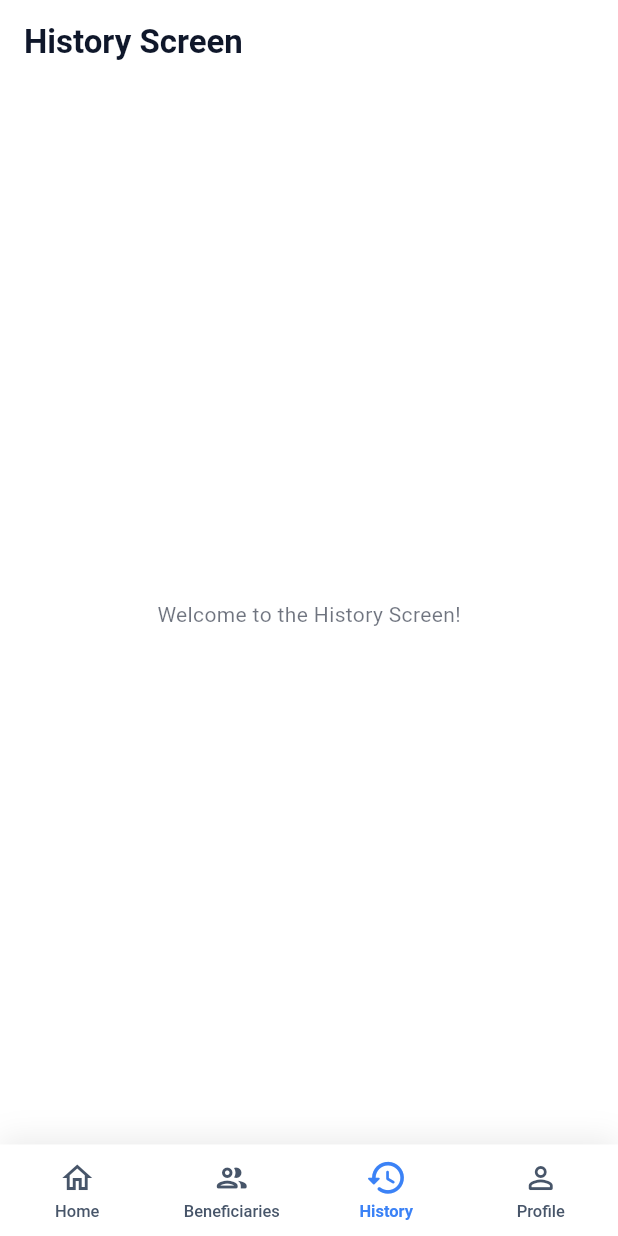
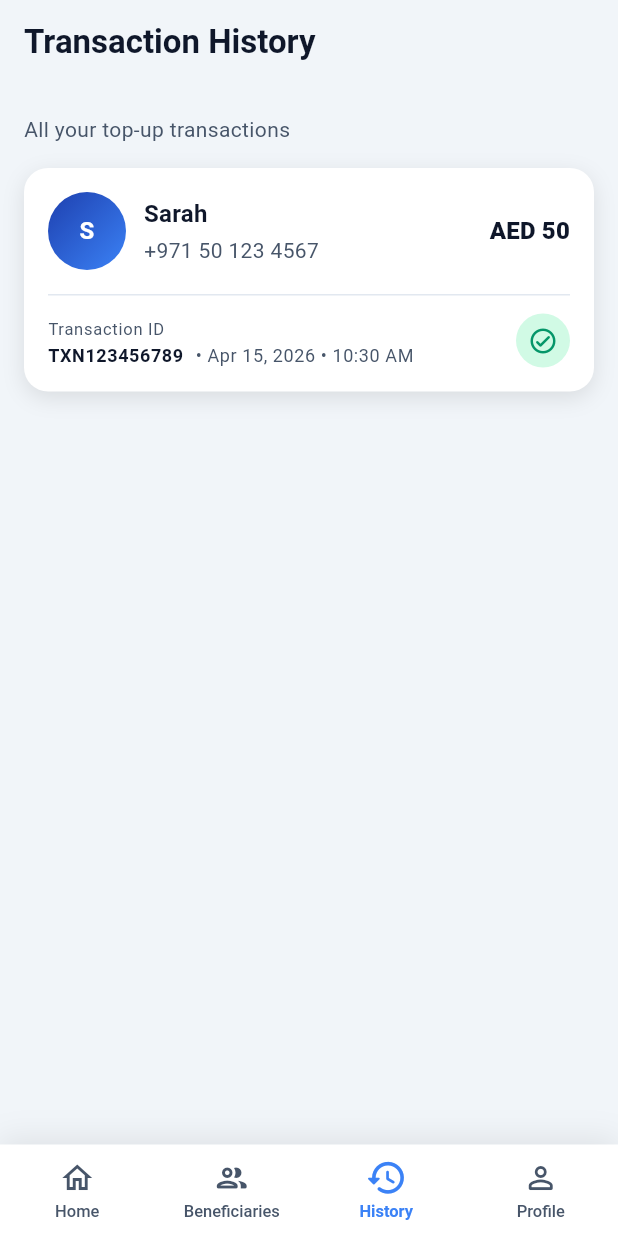
Before and after one commit to Naser-Sami/top_up_app, a Flutter app: the screen it shows after launch, item 3 of the bottom bar chosen, on a phone screen of 412 x 824 dp. Run offline on Flutter 3.47's test engine with Material 3 defaults, Android fonts, the phone set to English and light mode, and no system bars; our stand-ins replace dartz, equatable, flutter_bloc, get_it, go_router, hydrated_bloc.

Commit message:
feat: implement base container widget and update UI components

```diff
--- a/lib/core/utils/theme/dark_theme.dart
+++ b/lib/core/utils/theme/dark_theme.dart
@@ -5,7 +5,7 @@ import 'ui/_ui.dart';
 
 ThemeData _darkTheme = ThemeData.dark(useMaterial3: true).copyWith(
   brightness: Brightness.dark,
-  scaffoldBackgroundColor: DarkThemeColors.surface,
+  scaffoldBackgroundColor: DarkThemeColors.surfaceDim,
   colorScheme: darkColorScheme,
   textTheme: AppTextTheme.darkTextTheme,
   primaryTextTheme: AppTextTheme.darkTextTheme,
--- a/lib/core/utils/theme/light_theme.dart
+++ b/lib/core/utils/theme/light_theme.dart
@@ -9,7 +9,7 @@ ThemeData _lightTheme = ThemeData.light(useMaterial3: true).copyWith(
   textTheme: AppTextTheme.lightTextTheme,
   primaryTextTheme: AppTextTheme.lightTextTheme,
   textButtonTheme: lightTextButtonTheme,
-  scaffoldBackgroundColor: LightThemeColors.surface,
+  scaffoldBackgroundColor: LightThemeColors.surfaceDim,
   dividerTheme: lightDividerTheme,
   dividerColor: LightThemeColors.onSurface.withValues(alpha: 0.25),
   cardTheme: lightCardTheme,
--- a/lib/core/utils/theme/ui/app_bar_theme.dart
+++ b/lib/core/utils/theme/ui/app_bar_theme.dart
@@ -4,7 +4,7 @@ import 'package:flutter/services.dart';
 import 'package:top_up_app/core/constants/_constants.dart';
 
 final appBarThemeDark = AppBarTheme(
-  backgroundColor: DarkThemeColors.surface,
+  backgroundColor: DarkThemeColors.surfaceDim,
   foregroundColor: DarkThemeColors.onSurface,
   elevation: 0,
   scrolledUnderElevation: 0.0,
@@ -17,7 +17,7 @@ final appBarThemeDark = AppBarTheme(
 );
 
 final appBarThemeLight = AppBarTheme(
-  backgroundColor: LightThemeColors.surface,
+  backgroundColor: LightThemeColors.surfaceDim,
   foregroundColor: LightThemeColors.onSurface,
   elevation: 0,
   scrolledUnderElevation: 0.0,
--- /dev/null
+++ b/lib/core/widgets/base_container.dart
@@ -0,0 +1,36 @@
+import 'package:flutter/material.dart';
+import 'package:top_up_app/core/constants/_constants.dart';
+import 'package:top_up_app/core/utils/extensions/build_context.dart';
+
+class BaseContainer extends StatelessWidget {
+  final Widget child;
+  final Color? color;
+  final EdgeInsetsGeometry? padding;
+  const BaseContainer({
+    super.key,
+    required this.child,
+    this.color,
+    this.padding,
+  });
+
+  @override
+  Widget build(BuildContext context) {
+    final colors = context.colorScheme;
+
+    return Container(
+      padding: padding,
+      decoration: BoxDecoration(
+        color: color ?? colors.surface,
+        borderRadius: BorderRadius.circular(AppRadius.r16),
+        boxShadow: [
+          BoxShadow(
+            color: colors.shadow,
+            blurRadius: 12,
+            offset: const Offset(0, 4),
+          ),
+        ],
+      ),
+      child: child,
+    );
+  }
+}
--- a/lib/features/beneficiaries/presentation/screen/beneficiaries_screen.dart
+++ b/lib/features/beneficiaries/presentation/screen/beneficiaries_screen.dart
@@ -4,6 +4,7 @@ import 'package:top_up_app/core/constants/app_dimensions/app_dimensions.dart';
 import 'package:top_up_app/core/utils/extensions/build_context.dart';
 import 'package:top_up_app/core/widgets/add_beneficiary_bottom_sheet.dart';
 import 'package:top_up_app/core/routes/routes/top_up_route.dart';
+import 'package:top_up_app/core/widgets/base_container.dart';
 import 'package:top_up_app/features/beneficiaries/_beneficiaries.dart';
 import 'package:top_up_app/features/history/_history.dart';
 import 'package:top_up_app/features/profile/_profile.dart';
@@ -99,8 +100,10 @@ class BeneficiariesList extends StatelessWidget {
             return const Center(child: Text('No beneficiaries found.'));
           }
 
-          return ListView.builder(
+          return ListView.separated(
             itemCount: beneficiaries.length,
+            separatorBuilder: (context, index) =>
+                const SizedBox(height: AppSize.s16),
             itemBuilder: (context, index) {
               final beneficiary = beneficiaries[index];
               final now = DateTime.now();
@@ -154,7 +157,7 @@ class _BeneficiaryCard extends StatelessWidget {
         ? context.colorScheme.error
         : context.colorScheme.tertiary;
 
-    return Card(
+    return BaseContainer(
       child: Column(
         crossAxisAlignment: CrossAxisAlignment.start,
         children: [
--- a/lib/features/history/presentation/screen/history_screen.dart
+++ b/lib/features/history/presentation/screen/history_screen.dart
@@ -1,13 +1,56 @@
 import 'package:flutter/material.dart';
+import 'package:top_up_app/core/constants/_constants.dart';
+import 'package:top_up_app/features/beneficiaries/_beneficiaries.dart';
+import 'package:top_up_app/features/history/domain/entities/transaction_entity.dart';
+import 'package:top_up_app/features/history/presentation/widgets/transaction_card.dart';
 
 class HistoryScreen extends StatelessWidget {
   const HistoryScreen({super.key});
 
   @override
   Widget build(BuildContext context) {
+    final textTheme = Theme.of(context).textTheme;
+    final colorScheme = Theme.of(context).colorScheme;
+
+    // Sample data — replace with BLoC-driven list when ready.
+    const sampleBeneficiary = BeneficiaryEntity(
+      id: '1',
+      nickname: 'Sarah',
+      phoneNumber: '+971 50 123 4567',
+    );
+
+    final sampleTransaction = TransactionEntity(
+      id: 'TXN123456789',
+      beneficiaryId: '1',
+      amount: 50,
+      fee: 1,
+      createdAt: DateTime(2026, 4, 15, 10, 30),
+    );
+
     return Scaffold(
-      appBar: AppBar(title: const Text('History Screen')),
-      body: const Center(child: Text('Welcome to the History Screen!')),
+      appBar: AppBar(title: const Text('Transaction History')),
+      body: SingleChildScrollView(
+        padding: const EdgeInsets.symmetric(
+          horizontal: AppPadding.p16,
+          vertical: AppPadding.p20,
+        ),
+        child: Column(
+          crossAxisAlignment: CrossAxisAlignment.start,
+          children: [
+            Text(
+              'All your top-up transactions',
+              style: textTheme.bodyMedium?.copyWith(
+                color: colorScheme.onSurfaceVariant,
+              ),
+            ),
+            const SizedBox(height: AppSize.s16),
+            TransactionCard(
+              transaction: sampleTransaction,
+              beneficiary: sampleBeneficiary,
+            ),
+          ],
+        ),
+      ),
     );
   }
 }
--- a/lib/features/history/presentation/widgets/_widgets.dart
+++ b/lib/features/history/presentation/widgets/_widgets.dart
@@ -1,3 +1,4 @@
 export 'summary_card.dart';
 export 'amount_selector.dart';
 export 'beneficiary_info_card.dart';
+export 'transaction_card.dart';
--- a/lib/features/history/presentation/widgets/amount_selector.dart
+++ b/lib/features/history/presentation/widgets/amount_selector.dart
@@ -153,9 +153,10 @@ class _AmountChoice extends StatelessWidget {
                 : context.colorScheme.outlineVariant,
             width: isSelected ? 2 : 1,
           ),
-          color: isSelected
-              ? context.colorScheme.primaryContainer.withValues(alpha: 0.1)
-              : null,
+          color: context.colorScheme.surface,
+          // color: isSelected
+          //     ? context.colorScheme.primaryContainer.withValues(alpha: 0.1)
+          //     : null,
         ),
         alignment: Alignment.center,
         child: Text(
--- a/lib/features/history/presentation/widgets/beneficiary_info_card.dart
+++ b/lib/features/history/presentation/widgets/beneficiary_info_card.dart
@@ -1,6 +1,7 @@
 import 'package:flutter/material.dart';
 import 'package:top_up_app/core/constants/_constants.dart';
 import 'package:top_up_app/core/utils/extensions/build_context.dart';
+import 'package:top_up_app/core/widgets/base_container.dart';
 import 'package:top_up_app/features/beneficiaries/_beneficiaries.dart';
 
 class BeneficiaryInfoCard extends StatelessWidget {
@@ -9,7 +10,8 @@ class BeneficiaryInfoCard extends StatelessWidget {
   final double limit;
   final bool isVerified;
 
-  const BeneficiaryInfoCard({super.key,
+  const BeneficiaryInfoCard({
+    super.key,
     required this.beneficiary,
     required this.spentThisMonth,
     required this.limit,
@@ -20,12 +22,7 @@ class BeneficiaryInfoCard extends StatelessWidget {
   Widget build(BuildContext context) {
     final usageRatio = spentThisMonth / limit;
 
-    return Card(
-      elevation: 0,
-      shape: RoundedRectangleBorder(
-        borderRadius: BorderRadius.circular(AppRadius.r16),
-        side: BorderSide(color: context.colorScheme.outlineVariant),
-      ),
+    return BaseContainer(
       child: Padding(
         padding: const EdgeInsets.all(AppPadding.p16),
         child: Column(
--- a/lib/features/history/presentation/widgets/summary_card.dart
+++ b/lib/features/history/presentation/widgets/summary_card.dart
@@ -1,6 +1,7 @@
 import 'package:flutter/material.dart';
 import 'package:top_up_app/core/constants/_constants.dart';
 import 'package:top_up_app/core/utils/extensions/build_context.dart';
+import 'package:top_up_app/core/widgets/base_container.dart';
 
 class SummaryCard extends StatelessWidget {
   final double amount;
@@ -19,12 +20,9 @@ class SummaryCard extends StatelessWidget {
     final total = amount + fee;
     final remaining = balance - total;
 
-    return Container(
+    return BaseContainer(
+      color: const Color(0xFF1E3A8A),
       padding: const EdgeInsets.all(AppPadding.p20),
-      decoration: BoxDecoration(
-        color: const Color(0xFF1E3A8A), // Deep Blue as in Image
-        borderRadius: BorderRadius.circular(AppRadius.r16),
-      ),
       child: Column(
         crossAxisAlignment: CrossAxisAlignment.start,
         children: [
--- /dev/null
+++ b/lib/features/history/presentation/widgets/transaction_card.dart
@@ -0,0 +1,188 @@
+import 'package:flutter/material.dart';
+import 'package:intl/intl.dart';
+import 'package:top_up_app/core/constants/_constants.dart';
+import 'package:top_up_app/core/utils/extensions/build_context.dart';
+import 'package:top_up_app/core/widgets/base_container.dart';
+import 'package:top_up_app/features/beneficiaries/_beneficiaries.dart';
+import 'package:top_up_app/features/history/domain/entities/transaction_entity.dart';
+
+class TransactionCard extends StatelessWidget {
+  final TransactionEntity transaction;
+  final BeneficiaryEntity beneficiary;
+
+  const TransactionCard({
+    super.key,
+    required this.transaction,
+    required this.beneficiary,
+  });
+
+  /// Returns up to 2 uppercase initials from the beneficiary's nickname.
+  String _initials(String name) {
+    final parts = name.trim().split(RegExp(r'\s+'));
+    if (parts.length >= 2) {
+      return '${parts[0][0]}${parts[1][0]}'.toUpperCase();
+    }
+    return parts[0].isNotEmpty ? parts[0][0].toUpperCase() : '?';
+  }
+
+  @override
+  Widget build(BuildContext context) {
+    final colorScheme = Theme.of(context).colorScheme;
+    final textTheme = Theme.of(context).textTheme;
+
+    final formattedDate = DateFormat(
+      'MMM d, y • hh:mm a',
+    ).format(transaction.createdAt);
+    final formattedAmount = 'AED ${transaction.amount.toStringAsFixed(0)}';
+
+    return BaseContainer(
+      child: Padding(
+        padding: const EdgeInsets.all(AppPadding.p16),
+        child: Column(
+          crossAxisAlignment: CrossAxisAlignment.start,
+          children: [
+            // ── Top row: Avatar  |  Name + Phone  |  Amount ──
+            Row(
+              children: [
+                // Avatar
+                Container(
+                  width: AppSize.s52,
+                  height: AppSize.s52,
+                  decoration: const BoxDecoration(
+                    gradient: LinearGradient(
+                      colors: [
+                        LightThemeColors.primary,
+                        LightThemeColors.secondary,
+                      ],
+                      begin: Alignment.topLeft,
+                      end: Alignment.bottomRight,
+                    ),
+                    shape: BoxShape.circle,
+                  ),
+                  alignment: Alignment.center,
+                  child: Text(
+                    _initials(beneficiary.nickname),
+                    style: AppTextStyle.titleMedium().copyWith(
+                      color: LightThemeColors.onPrimary,
+                      fontWeight: FontWeight.w700,
+                    ),
+                  ),
+                ),
+
+                const SizedBox(width: AppSize.s12),
+
+                // Name + Phone
+                Expanded(
+                  child: Column(
+                    crossAxisAlignment: CrossAxisAlignment.start,
+                    children: [
+                      Text(
+                        beneficiary.nickname,
+                        style: textTheme.titleMedium?.copyWith(
+                          fontWeight: FontWeight.w700,
+                        ),
+                        overflow: TextOverflow.ellipsis,
+                      ),
+                      const SizedBox(height: AppSize.s02),
+                      Text(
+                        beneficiary.phoneNumber,
+                        style: textTheme.bodyMedium?.copyWith(
+                          color: colorScheme.onSurfaceVariant,
+                        ),
+                      ),
+                    ],
+                  ),
+                ),
+
+                // Amount
+                Text(
+                  formattedAmount,
+                  style: textTheme.titleMedium?.copyWith(
+                    fontWeight: FontWeight.w800,
+                    color: colorScheme.onSurface,
+                  ),
+                ),
+              ],
+            ),
+
+            const SizedBox(height: AppSize.s16),
+
+            // ── Divider ──
+            Divider(color: colorScheme.outlineVariant, thickness: 1, height: 1),
+
+            const SizedBox(height: AppSize.s12),
+
+            // ── Bottom row: Tx ID + Date  |  Status icon ──
+            Row(
+              crossAxisAlignment: CrossAxisAlignment.end,
+              children: [
+                // Transaction ID + Date column
+                Expanded(
+                  child: Column(
+                    crossAxisAlignment: CrossAxisAlignment.start,
+                    children: [
+                      Text(
+                        'Transaction ID',
+                        style: textTheme.labelSmall?.copyWith(
+                          color: colorScheme.onSurfaceVariant,
+                        ),
+                      ),
+                      const SizedBox(height: AppSize.s02),
+                      Row(
+                        children: [
+                          Text(
+                            transaction.id,
+                            style: textTheme.bodySmall?.copyWith(
+                              fontWeight: FontWeight.w600,
+                              color: colorScheme.onSurface,
+                            ),
+                          ),
+                          const SizedBox(width: AppSize.s08),
+                          Text(
+                            '• $formattedDate',
+                            style: textTheme.bodySmall?.copyWith(
+                              color: colorScheme.onSurfaceVariant,
+                            ),
+                          ),
+                        ],
+                      ),
+                    ],
+                  ),
+                ),
+
+                // Success status badge
+                const _StatusBadge(isSuccess: true),
+              ],
+            ),
+          ],
+        ),
+      ),
+    );
+  }
+}
+
+/// A small circular badge showing the transaction status.
+class _StatusBadge extends StatelessWidget {
+  final bool isSuccess;
+  const _StatusBadge({required this.isSuccess});
+
+  @override
+  Widget build(BuildContext context) {
+    final colors = context.colorScheme;
+
+    final color = isSuccess ? colors.tertiary : colors.error;
+    final bgColor = isSuccess
+        ? colors.tertiaryContainer
+        : colors.errorContainer;
+    final icon = isSuccess
+        ? Icons.check_circle_outline_rounded
+        : Icons.cancel_outlined;
+
+    return Container(
+      width: AppSize.s36,
+      height: AppSize.s36,
+      decoration: BoxDecoration(color: bgColor, shape: BoxShape.circle),
+      child: Icon(icon, color: color, size: AppSize.s20),
+    );
+  }
+}
--- a/lib/features/home/presentation/widgets/available_balance_card.dart
+++ b/lib/features/home/presentation/widgets/available_balance_card.dart
@@ -1,6 +1,7 @@
 import 'package:flutter/material.dart';
 import 'package:flutter_bloc/flutter_bloc.dart';
 import 'package:top_up_app/core/utils/extensions/build_context.dart';
+import 'package:top_up_app/core/widgets/base_container.dart';
 import 'package:top_up_app/features/profile/_profile.dart';
 
 class AvailableBalanceCard extends StatelessWidget {
@@ -10,8 +11,7 @@ class AvailableBalanceCard extends StatelessWidget {
   Widget build(BuildContext context) {
     return SizedBox(
       width: context.width,
-      child: Card(
-        color: context.theme.colorScheme.primaryContainer,
+      child: BaseContainer(
         child: ListTile(
           title: Text('Available Balance', style: context.titleSmall),
           subtitle: BlocSelector<UserCubit, UserState, double>(
--- a/lib/features/home/presentation/widgets/beneficiaries_card.dart
+++ b/lib/features/home/presentation/widgets/beneficiaries_card.dart
@@ -3,6 +3,7 @@ import 'package:flutter_bloc/flutter_bloc.dart';
 import 'package:top_up_app/core/constants/_constants.dart';
 import 'package:top_up_app/core/utils/extensions/build_context.dart';
 import 'package:top_up_app/core/widgets/add_beneficiary_bottom_sheet.dart';
+import 'package:top_up_app/core/widgets/base_container.dart';
 import 'package:top_up_app/features/beneficiaries/_beneficiaries.dart';
 
 class BeneficiariesCard extends StatelessWidget {
@@ -29,7 +30,7 @@ class BeneficiariesCard extends StatelessWidget {
 
   @override
   Widget build(BuildContext context) {
-    return Card(
+    return BaseContainer(
       child: Padding(
         padding: const EdgeInsets.all(
           AppPadding.p16,
--- a/lib/features/home/presentation/widgets/recent_transactions_card.dart
+++ b/lib/features/home/presentation/widgets/recent_transactions_card.dart
@@ -3,6 +3,7 @@ import 'package:flutter_bloc/flutter_bloc.dart';
 import 'package:top_up_app/core/constants/_constants.dart';
 import 'package:top_up_app/core/utils/extensions/build_context.dart';
 import 'package:top_up_app/core/utils/extensions/date_time_extensions.dart';
+import 'package:top_up_app/core/widgets/base_container.dart';
 import 'package:top_up_app/features/beneficiaries/_beneficiaries.dart';
 import 'package:top_up_app/features/history/_history.dart';
 
@@ -11,7 +12,7 @@ class RecentTransactionsCard extends StatelessWidget {
 
   @override
   Widget build(BuildContext context) {
-    return Card(
+    return BaseContainer(
       child: Padding(
         padding: const EdgeInsets.all(AppPadding.p16),
         child: Column(
```
